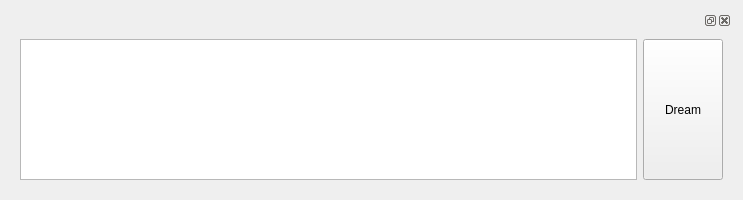
First picture: the form in frontend/ui_widgets/prompt.ui, repository XmYx/ainodes-pyside, before the edit.
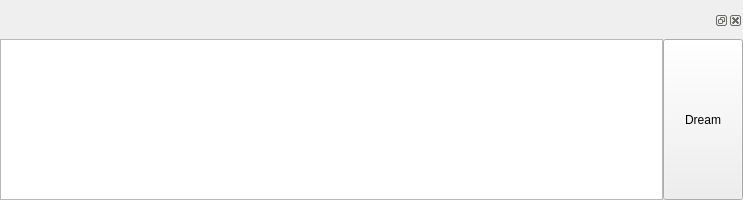
Second picture: the form after the edit.

```diff
--- a/frontend/ui_widgets/prompt.ui
+++ b/frontend/ui_widgets/prompt.ui
@@ -29,6 +29,18 @@
    <string notr="true"/>
   </property>
   <layout class="QVBoxLayout" name="verticalLayout">
+   <property name="spacing">
+    <number>0</number>
+   </property>
+   <property name="leftMargin">
+    <number>0</number>
+   </property>
+   <property name="rightMargin">
+    <number>0</number>
+   </property>
+   <property name="bottomMargin">
+    <number>0</number>
+   </property>
    <item>
     <widget class="QDockWidget" name="dockWidget">
      <property name="sizePolicy">
@@ -45,6 +57,18 @@
        </sizepolicy>
       </property>
       <layout class="QHBoxLayout" name="horizontalLayout">
+       <property name="spacing">
+        <number>0</number>
+       </property>
+       <property name="leftMargin">
+        <number>0</number>
+       </property>
+       <property name="rightMargin">
+        <number>0</number>
+       </property>
+       <property name="bottomMargin">
+        <number>0</number>
+       </property>
        <item>
         <widget class="QTextEdit" name="textEdit"/>
        </item>
```
